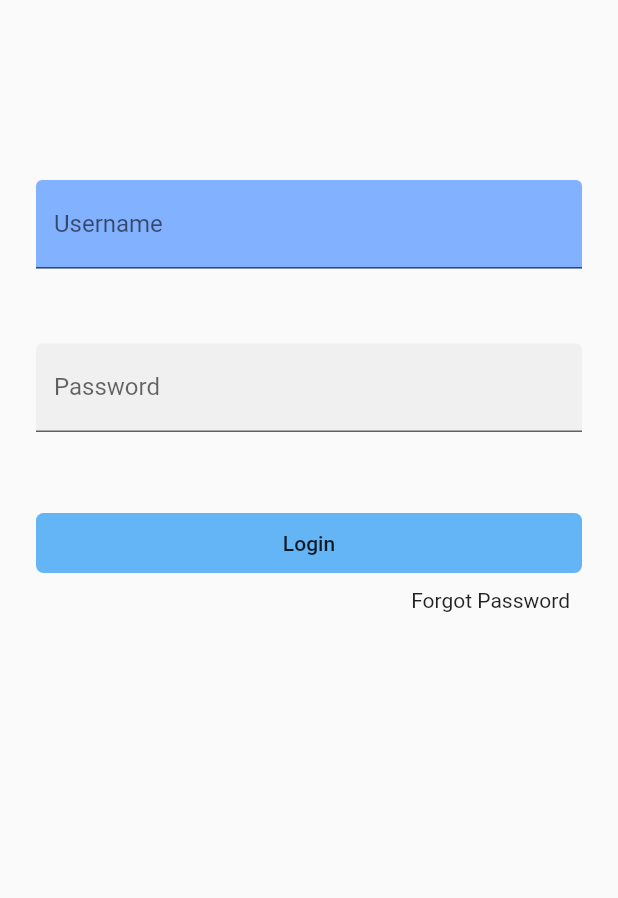
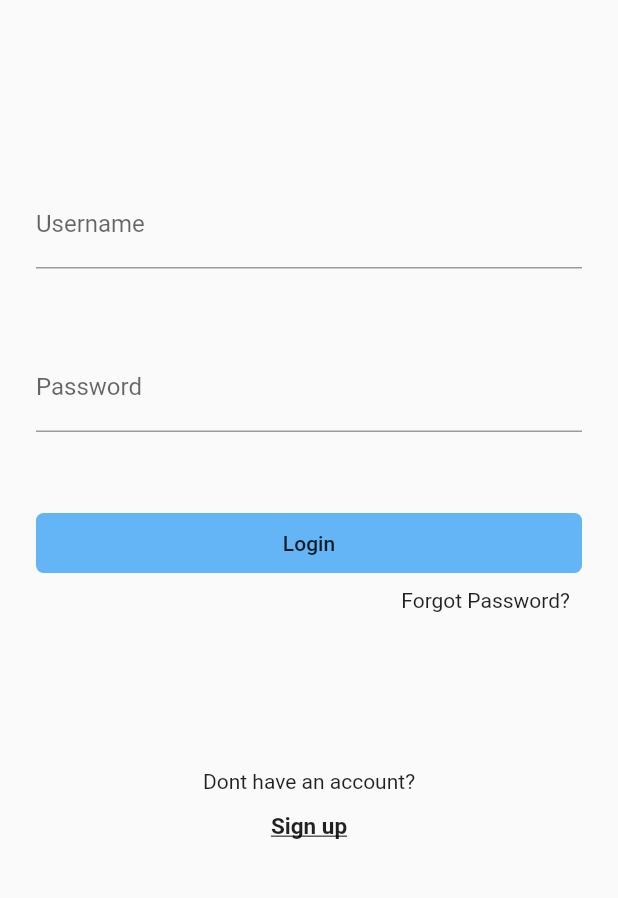
Before and after one commit to aryan9600/social_media_app_ieeesoc, a Flutter app: the screen it shows after launch, on a phone screen of 412 x 824 dp, the part 234-1132 px from its top. Run offline on Flutter 3.47's test engine with Material 2 defaults, Android fonts, the phone set to English and light mode, and no system bars.

Commit message:
made some changes to the login page

```diff
--- a/lib/login.dart
+++ b/lib/login.dart
@@ -1,17 +1,3 @@
-// Copyright 2018-present the Flutter authors. All Rights Reserved.
-//
-// Licensed under the Apache License, Version 2.0 (the "License");
-// you may not use this file except in compliance with the License.
-// You may obtain a copy of the License at
-//
-// http://www.apache.org/licenses/LICENSE-2.0
-//
-// Unless required by applicable law or agreed to in writing, software
-// distributed under the License is distributed on an "AS IS" BASIS,
-// WITHOUT WARRANTIES OR CONDITIONS OF ANY KIND, either express or implied.
-// See the License for the specific language governing permissions and
-// limitations under the License.
-
 import 'package:flutter/material.dart';
 
 class LoginPage extends StatefulWidget {
@@ -37,8 +23,8 @@ class _LoginPageState extends State<LoginPage> {
                 SizedBox(height: 120.0),
                 TextField(
                   decoration: InputDecoration(
-                    filled: true,
-                    fillColor: Colors.blueAccent[100],
+                    //filled: true,
+                    //fillColor: Colors.blueAccent[100],
                     labelText: "Username"
                   ),
                   controller: _usernameController,
@@ -46,7 +32,7 @@ class _LoginPageState extends State<LoginPage> {
                 SizedBox(height: 50.0),
                 TextField(
                   decoration: InputDecoration(
-                    filled: true,
+                    //filled: true,
                     labelText: "Password"
                   ),
                   controller: _passwordController,
@@ -71,7 +57,16 @@ class _LoginPageState extends State<LoginPage> {
                 ),
                 Container(
                   padding: const EdgeInsets.fromLTRB(0.0, 6.0, 8.0, 0.0),
-                  child: Text('Forgot Password', style: TextStyle(fontSize: 14.0), textAlign: TextAlign.right,)
+                  child: Text('Forgot Password?', style: TextStyle(fontSize: 14.0), textAlign: TextAlign.right,)
+                ),
+                SizedBox(height: 100.0),
+                Container(
+                  padding: const EdgeInsets.fromLTRB(0.0, 5.0, 0.0, 8.0),
+                  child: Text('Dont have an account?', style: TextStyle(fontSize: 14.0), textAlign: TextAlign.center),
+                ),
+                Container(
+                  padding: const EdgeInsets.fromLTRB(0.0, 5.0, 0.0, 8.0),
+                  child: Text('Sign up', style: TextStyle(fontSize: 15.0, fontWeight: FontWeight.bold, decoration: TextDecoration.underline), textAlign: TextAlign.center),
                 )
           ],
         ),
```
